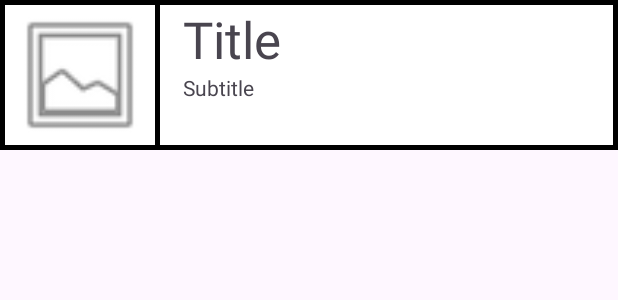
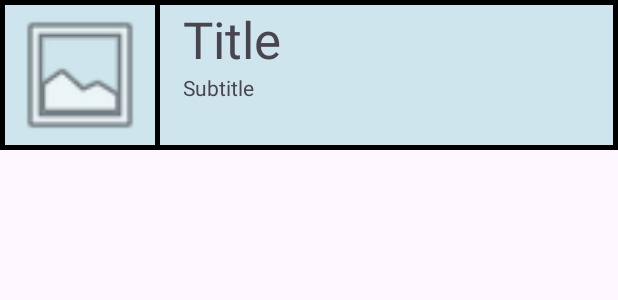
Before and after one commit to SaySaeqo/Projekt-Inzynierski, an Android app: the layout view_list_row.xml on its own in the app's theme, with its tools: preview values and no code run, on a phone screen of 412 x 824 dp. Shown: the top 300 px of the screen. Run offline under Robolectric (Android 15) with nearby library versions, the phone set to English and light mode, and no system bars.

Commit message:
Added some color adjustments

```diff
--- a/androidApp/app/src/main/res/drawable/border.xml
+++ b/androidApp/app/src/main/res/drawable/border.xml
@@ -3,6 +3,6 @@
     <solid android:color="@android:color/transparent" />
     <stroke
         android:width="3dp"
-        android:color="@color/black"/>
+        android:color="@color/black" />
     <corners android:radius="5dp" />
 </shape>
--- a/androidApp/app/src/main/res/layout/view_list_row.xml
+++ b/androidApp/app/src/main/res/layout/view_list_row.xml
@@ -2,7 +2,7 @@
     xmlns:app="http://schemas.android.com/apk/res-auto"
     android:layout_width="match_parent"
     android:layout_height="100dp"
-    android:background="#000000"
+    android:background="@color/black"
     android:orientation="horizontal">
 
         <ImageView
@@ -10,7 +10,7 @@
             android:layout_width="100dp"
             android:layout_height="match_parent"
             android:layout_margin="3dp"
-            android:background="#FFFFFF"
+            android:background="@color/pg_mid_blue"
             android:scaleType="fitCenter"
             app:srcCompat="@android:drawable/ic_menu_gallery" />
 
@@ -23,8 +23,7 @@
             android:layout_marginBottom="3dp"
             android:paddingStart="15dp"
             android:paddingEnd="15dp"
-
-            android:background="#FFFFFF"
+            android:background="@color/pg_mid_blue"
             android:orientation="vertical">
 
             <TextView
--- a/androidApp/app/src/main/res/values-night/themes.xml
+++ b/androidApp/app/src/main/res/values-night/themes.xml
@@ -1,8 +1,13 @@
 <resources xmlns:tools="http://schemas.android.com/tools">
     <!-- Base application theme. -->
     <style name="Base.Theme.CloudLib" parent="Theme.Material3.DayNight.NoActionBar">
-        <!-- Customize your dark theme here. -->
-        <!-- <item name="colorPrimary">@color/my_dark_primary</item> -->
+        <item name="colorSecondary">@color/pg_light_blue</item>
+        <item name="colorPrimary">@color/pg_dark_blue</item>
+        <item name="colorOnPrimary">@color/pg_light_blue</item>
+        <item name="colorControlNormal">@color/pg_light_blue</item>
+        <item name="backgroundColor">@color/white</item>
+        <item name="textFillColor">@color/black</item>
+        <item name="color">@color/pg_mid_blue</item>
     </style>
 
     <style name="Theme.CloudLib" parent="Base.Theme.CloudLib" />
--- a/androidApp/app/src/main/res/values/themes.xml
+++ b/androidApp/app/src/main/res/values/themes.xml
@@ -3,6 +3,7 @@
     <style name="Base.Theme.CloudLib" parent="Theme.Material3.DayNight.NoActionBar">
         <item name="colorSecondary">@color/pg_light_blue</item>
         <item name="colorPrimary">@color/pg_dark_blue</item>
+        <item name="colorOnPrimary">@color/pg_light_blue</item>
         <item name="colorControlNormal">@color/pg_light_blue</item>
         <item name="backgroundColor">@color/white</item>
         <item name="textFillColor">@color/black</item>
```
